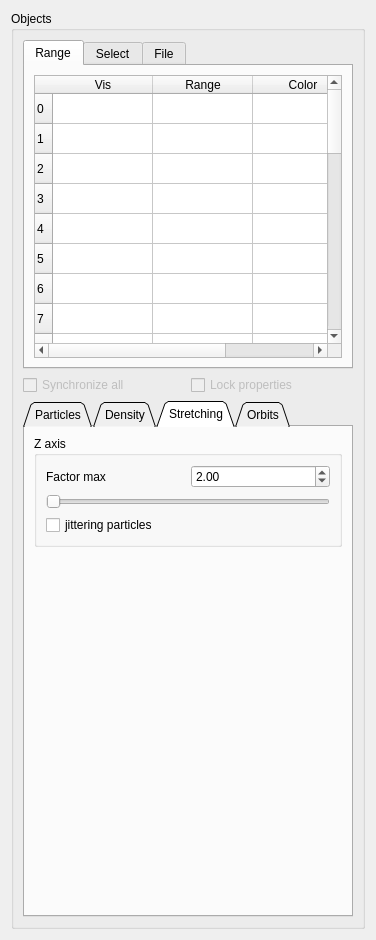
The window that src/formobjectcontrol.ui (jcldc/glnemo2) describes before a commit, drawn with Qt 5.
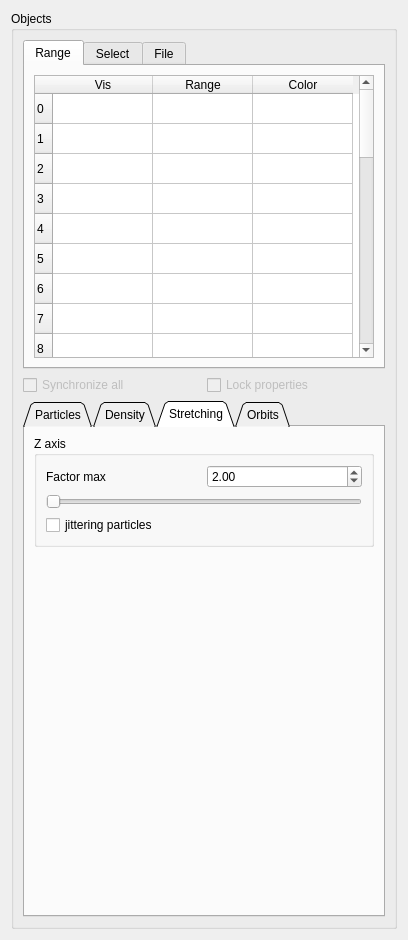
The same window after the commit. Icons and pictures are not drawn.

Patch:
```diff
--- a/src/formobjectcontrol.ui
+++ b/src/formobjectcontrol.ui
@@ -6,7 +6,7 @@
    <rect>
     <x>0</x>
     <y>0</y>
-    <width>372</width>
+    <width>408</width>
     <height>940</height>
    </rect>
   </property>
@@ -1439,6 +1439,9 @@
                <property name="minimum">
                 <double>1.000000000000000</double>
                </property>
+               <property name="maximum">
+                <double>1000.000000000000000</double>
+               </property>
                <property name="value">
                 <double>2.000000000000000</double>
                </property>
```
